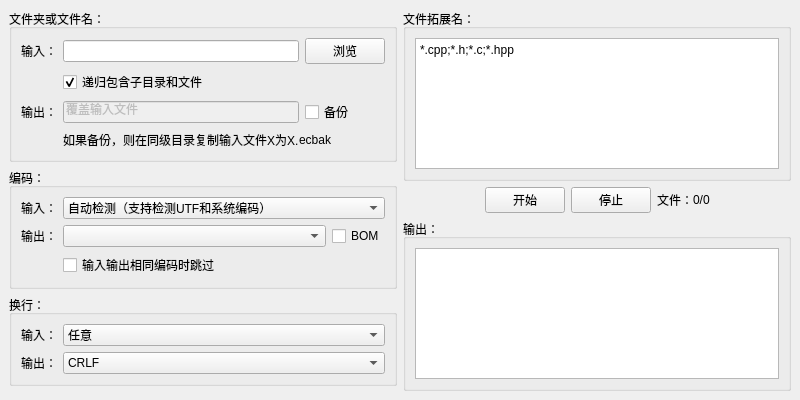
Above: MainWindow.ui from CharlesLiaoO/EncodingConverter before the change. Below: the same form after it.
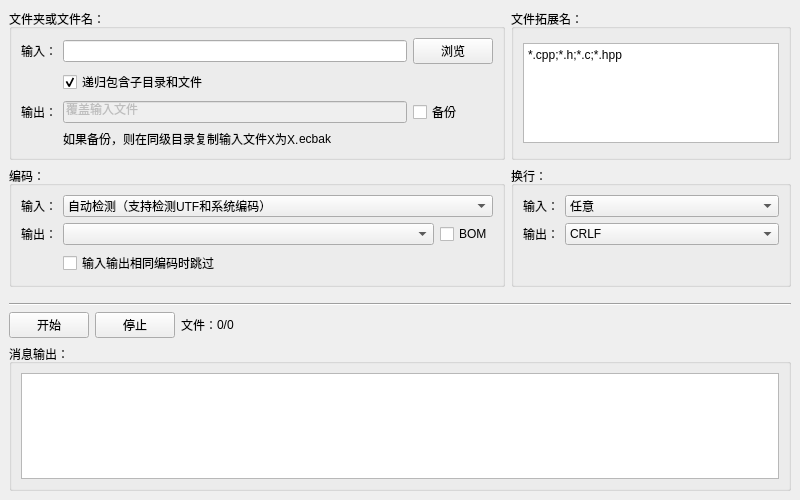
That is the form after the change.

Commit message: 修改布局，使消息输出有更多水平空间

```diff
--- a/MainWindow.ui
+++ b/MainWindow.ui
@@ -7,18 +7,69 @@
     <x>0</x>
     <y>0</y>
     <width>800</width>
-    <height>400</height>
+    <height>500</height>
    </rect>
   </property>
   <property name="windowTitle">
    <string>MainWindow</string>
   </property>
   <widget class="QWidget" name="centralwidget">
-   <layout class="QHBoxLayout" name="horizontalLayout_2" stretch="1,1">
-    <item>
-     <layout class="QVBoxLayout" name="verticalLayout_3">
-      <item>
+   <layout class="QGridLayout" name="gridLayout_2" rowstretch="0,0,0,0,0,1" columnstretch="1,0">
+    <item row="1" column="0">
        <widget class="QGroupBox" name="groupBox">
+      <property name="title">
+       <string>编码：</string>
+      </property>
+      <layout class="QFormLayout" name="formLayout_2">
+       <item row="0" column="0">
+        <widget class="QLabel" name="label_4">
+         <property name="text">
+          <string>输入：</string>
+         </property>
+        </widget>
+       </item>
+       <item row="0" column="1">
+        <widget class="QComboBox" name="comboBox_EncodingSrc">
+         <item>
+          <property name="text">
+           <string>自动检测（支持检测UTF和系统编码）</string>
+          </property>
+         </item>
+        </widget>
+       </item>
+       <item row="1" column="0">
+        <widget class="QLabel" name="label_5">
+         <property name="text">
+          <string>输出：</string>
+         </property>
+        </widget>
+       </item>
+       <item row="1" column="1">
+        <layout class="QHBoxLayout" name="horizontalLayout_3" stretch="1,0">
+         <item>
+          <widget class="QComboBox" name="comboBox_EncodingDest"/>
+         </item>
+         <item>
+          <widget class="QCheckBox" name="checkBox_BomDest">
+           <property name="text">
+            <string>BOM</string>
+           </property>
+          </widget>
+         </item>
+        </layout>
+       </item>
+       <item row="2" column="1">
+        <widget class="QCheckBox" name="checkBox_SkipSameEncoding">
+         <property name="text">
+          <string>输入输出相同编码时跳过</string>
+         </property>
+        </widget>
+       </item>
+      </layout>
+     </widget>
+    </item>
+    <item row="0" column="0">
+     <widget class="QGroupBox" name="groupBox_4">
         <property name="title">
          <string>文件夹或文件名：</string>
         </property>
@@ -44,11 +95,14 @@
            </property>
           </widget>
          </item>
-         <item row="4" column="1" colspan="2">
+       <item row="3" column="1" colspan="2">
           <layout class="QHBoxLayout" name="horizontalLayout_5">
            <property name="spacing">
             <number>0</number>
            </property>
+         <property name="sizeConstraint">
+          <enum>QLayout::SetMinimumSize</enum>
+         </property>
            <item>
             <widget class="QLabel" name="label_8">
              <property name="text">
@@ -71,7 +125,7 @@
              <property name="sizeHint" stdset="0">
               <size>
                <width>0</width>
-               <height>20</height>
+             <height>0</height>
               </size>
              </property>
             </spacer>
@@ -115,60 +169,29 @@
         </layout>
        </widget>
       </item>
-      <item>
-       <widget class="QGroupBox" name="groupBox">
-        <property name="title">
-         <string>编码：</string>
-        </property>
-        <layout class="QFormLayout" name="formLayout_2">
-         <item row="0" column="0">
-          <widget class="QLabel" name="label_4">
-           <property name="text">
-            <string>输入：</string>
-           </property>
-          </widget>
-         </item>
          <item row="0" column="1">
-          <widget class="QComboBox" name="comboBox_EncodingSrc">
+     <widget class="QGroupBox" name="groupBox_5">
+      <property name="title">
+       <string>文件拓展名：</string>
+      </property>
+      <layout class="QVBoxLayout" name="verticalLayout">
            <item>
-            <property name="text">
-             <string>自动检测（支持检测UTF和系统编码）</string>
-            </property>
-           </item>
-          </widget>
-         </item>
-         <item row="1" column="0">
-          <widget class="QLabel" name="label_5">
-           <property name="text">
-            <string>输出：</string>
-           </property>
+        <widget class="QPlainTextEdit" name="plainTextEdit_SuffixName">
+         <property name="maximumSize">
+          <size>
+           <width>16777215</width>
+           <height>100</height>
+          </size>
+         </property>
+         <property name="plainText">
+          <string>*.cpp;*.h;*.c;*.hpp</string>
+         </property>
+        </widget>
+       </item>
+      </layout>
           </widget>
          </item>
          <item row="1" column="1">
-          <layout class="QHBoxLayout" name="horizontalLayout_3" stretch="1,0">
-           <item>
-            <widget class="QComboBox" name="comboBox_EncodingDest"/>
-           </item>
-           <item>
-            <widget class="QCheckBox" name="checkBox_BomDest">
-             <property name="text">
-              <string>BOM</string>
-             </property>
-            </widget>
-           </item>
-          </layout>
-         </item>
-         <item row="2" column="1">
-          <widget class="QCheckBox" name="checkBox_SkipSameEncoding">
-           <property name="text">
-            <string>输入输出相同编码时跳过</string>
-           </property>
-          </widget>
-         </item>
-        </layout>
-       </widget>
-      </item>
-      <item>
        <widget class="QGroupBox" name="groupBox_2">
         <property name="title">
          <string>换行：</string>
@@ -219,54 +242,10 @@
         </layout>
        </widget>
       </item>
-      <item>
-       <spacer name="verticalSpacer">
-        <property name="orientation">
-         <enum>Qt::Vertical</enum>
-        </property>
-        <property name="sizeHint" stdset="0">
-         <size>
-          <width>20</width>
-          <height>0</height>
-         </size>
-        </property>
-       </spacer>
-      </item>
-     </layout>
-    </item>
-    <item>
-     <layout class="QVBoxLayout" name="verticalLayout_5">
-      <item>
-       <widget class="QGroupBox" name="groupBox">
-        <property name="title">
-         <string>文件拓展名：</string>
-        </property>
-        <layout class="QVBoxLayout" name="verticalLayout">
-         <item>
-          <widget class="QPlainTextEdit" name="plainTextEdit_SuffixName">
-           <property name="plainText">
-            <string>*.cpp;*.h;*.c;*.hpp</string>
-           </property>
-          </widget>
-         </item>
-        </layout>
-       </widget>
-      </item>
+    <item row="5" column="0" colspan="2">
+     <layout class="QVBoxLayout" name="verticalLayout_2">
       <item>
        <layout class="QHBoxLayout" name="horizontalLayout">
-        <item>
-         <spacer name="horizontalSpacer_2">
-          <property name="orientation">
-           <enum>Qt::Horizontal</enum>
-          </property>
-          <property name="sizeHint" stdset="0">
-           <size>
-            <width>40</width>
-            <height>20</height>
-           </size>
-          </property>
-         </spacer>
-        </item>
         <item>
          <widget class="QPushButton" name="pushButton_Start">
           <property name="text">
@@ -320,7 +299,7 @@
       <item>
        <widget class="QGroupBox" name="groupBox_3">
         <property name="title">
-         <string>输出：</string>
+         <string>消息输出：</string>
         </property>
         <layout class="QVBoxLayout" name="verticalLayout_4">
          <item>
@@ -331,6 +310,29 @@
       </item>
      </layout>
     </item>
+    <item row="3" column="0" colspan="2">
+     <spacer name="verticalSpacer">
+      <property name="orientation">
+       <enum>Qt::Vertical</enum>
+      </property>
+      <property name="sizeType">
+       <enum>QSizePolicy::Fixed</enum>
+      </property>
+      <property name="sizeHint" stdset="0">
+       <size>
+        <width>20</width>
+        <height>10</height>
+       </size>
+      </property>
+     </spacer>
+    </item>
+    <item row="4" column="0" colspan="2">
+     <widget class="Line" name="line">
+      <property name="orientation">
+       <enum>Qt::Horizontal</enum>
+      </property>
+     </widget>
+    </item>
    </layout>
   </widget>
   <widget class="QMenuBar" name="menubar">
```
Left out of the diff: 2 changed lines with no effect on the pictures. Lines whose indentation alone changed are shown as unchanged.
